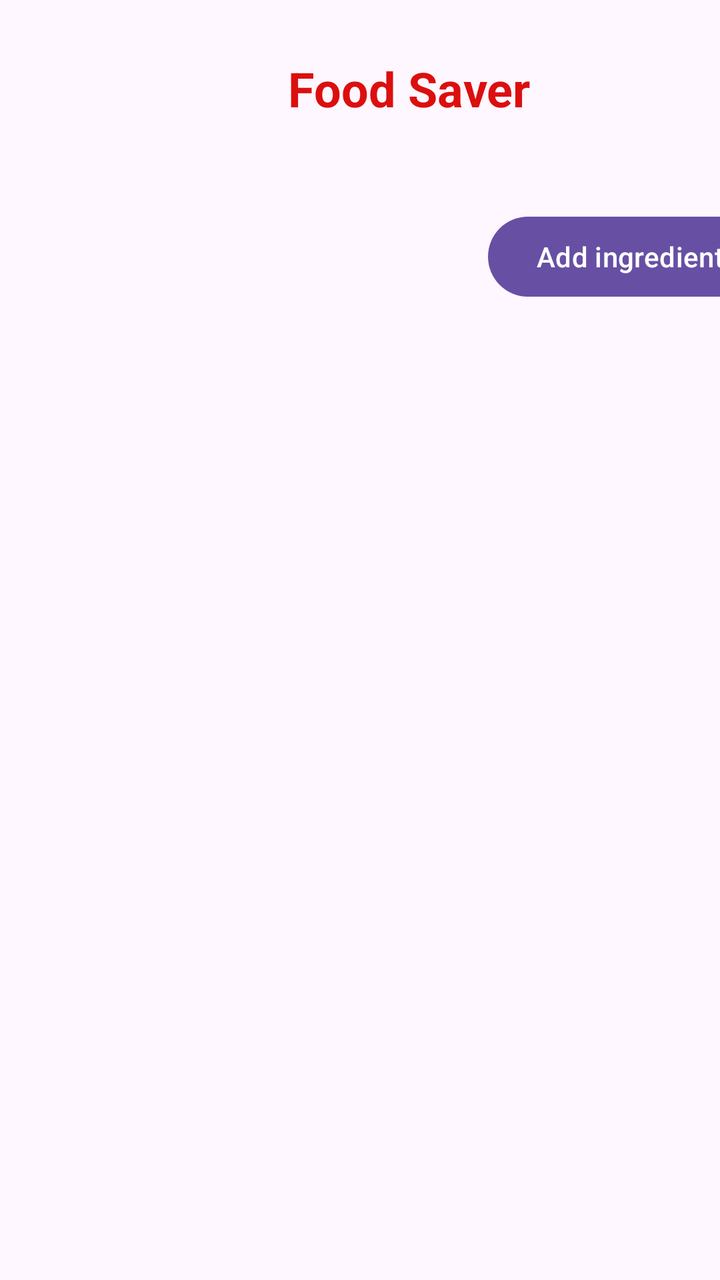
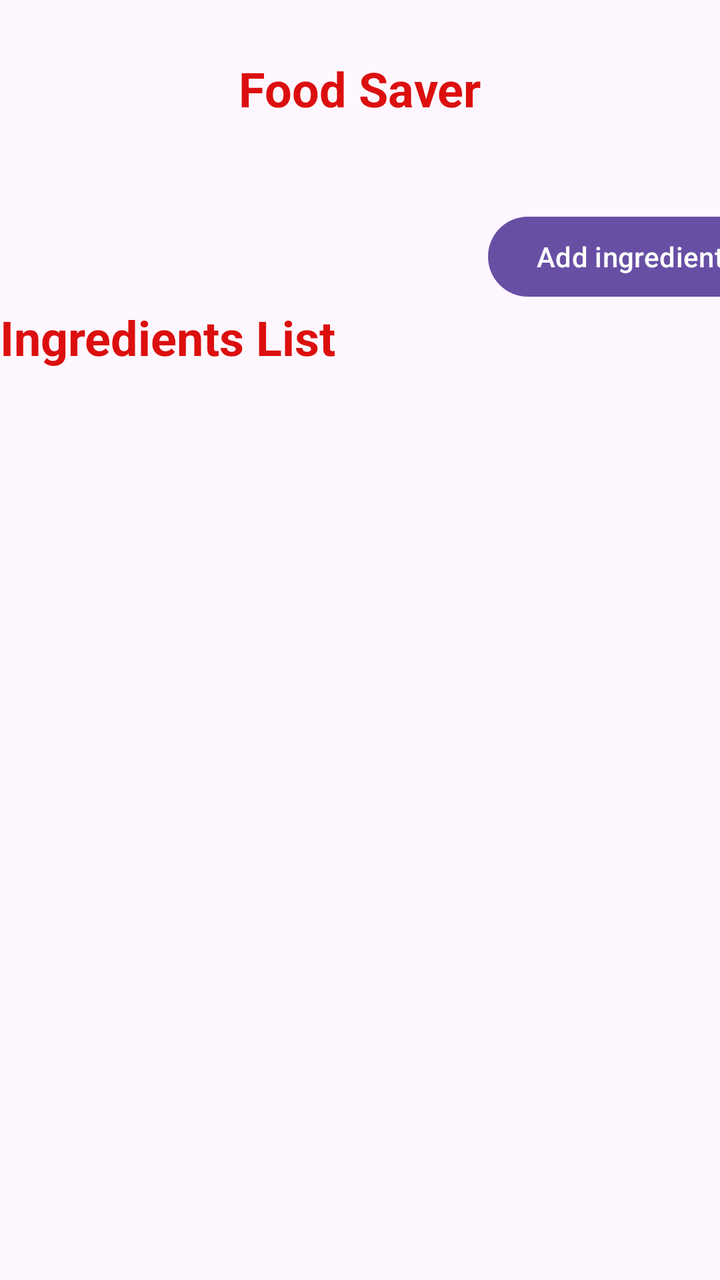

Before-and-after screenshots of an Android layout around one commit, followed by the original layout XML and the change that was made.
<!-- AndroidManifest.xml: application theme Theme.MAD700_Assignment -->
<!-- res/layout/activity_main.xml -->
<?xml version="1.0" encoding="utf-8"?>
<androidx.constraintlayout.widget.ConstraintLayout xmlns:android="http://schemas.android.com/apk/res/android"
    xmlns:app="http://schemas.android.com/apk/res-auto"
    xmlns:tools="http://schemas.android.com/tools"
    android:id="@+id/main"
    android:layout_width="match_parent"
    android:layout_height="match_parent"
    tools:context=".MainActivity">

    <TextView
        android:id="@+id/txtheader"
        android:layout_width="wrap_content"
        android:layout_height="wrap_content"
        android:layout_marginStart="144dp"
        android:layout_marginTop="28dp"
        android:text="Food Saver"
        android:textColor="#DC0F0F"
        android:textColorLink="#EF0909"
        android:textSize="24sp"
        android:textStyle="bold"
        app:layout_constraintStart_toStartOf="parent"
        app:layout_constraintTop_toTopOf="parent" />

    <Button
        android:id="@+id/btnaddingr"
        android:layout_width="wrap_content"
        android:layout_height="wrap_content"
        android:layout_marginStart="244dp"
        android:layout_marginTop="44dp"
        android:text="Add ingredients"
        app:layout_constraintStart_toStartOf="parent"
        app:layout_constraintTop_toBottomOf="@+id/txtheader" />

</androidx.constraintlayout.widget.ConstraintLayout>
<!-- resources referenced by this layout -->
<resources>
  <style name="Theme.MAD700_Assignment" parent="Base.Theme.MAD700_Assignment" />
  <style name="Base.Theme.MAD700_Assignment" parent="Theme.Material3.DayNight.NoActionBar">
          
          
      </style>
</resources>

<!-- the commit's change to res/layout/activity_main.xml (unified diff, before → after) -->
@@ -11,15 +11,27 @@
         android:id="@+id/txtheader"
         android:layout_width="wrap_content"
         android:layout_height="wrap_content"
-        android:layout_marginStart="144dp"
         android:layout_marginTop="28dp"
         android:text="Food Saver"
         android:textColor="#DC0F0F"
         android:textColorLink="#EF0909"
         android:textSize="24sp"
         android:textStyle="bold"
+        app:layout_constraintEnd_toEndOf="parent"
         app:layout_constraintStart_toStartOf="parent"
         app:layout_constraintTop_toTopOf="parent" />
+
+    <TextView
+        android:id="@+id/txtnewingred"
+        android:layout_width="wrap_content"
+        android:layout_height="wrap_content"
+        android:text="Ingredients List"
+        android:textColor="#DC0F0F"
+        android:textColorLink="#EF0909"
+        android:textSize="24sp"
+        android:textStyle="bold"
+        app:layout_constraintTop_toBottomOf="@+id/btnaddingr"
+        tools:layout_editor_absoluteX="26dp" />
 
     <Button
         android:id="@+id/btnaddingr"
@@ -31,4 +43,12 @@
         app:layout_constraintStart_toStartOf="parent"
         app:layout_constraintTop_toBottomOf="@+id/txtheader" />
 
+    <ListView
+        android:layout_width="380dp"
+        android:layout_height="502dp"
+        app:layout_constraintBottom_toBottomOf="parent"
+        app:layout_constraintEnd_toEndOf="parent"
+        app:layout_constraintStart_toStartOf="parent"
+        app:layout_constraintTop_toBottomOf="@+id/txtnewingred" />
+
 </androidx.constraintlayout.widget.ConstraintLayout>
